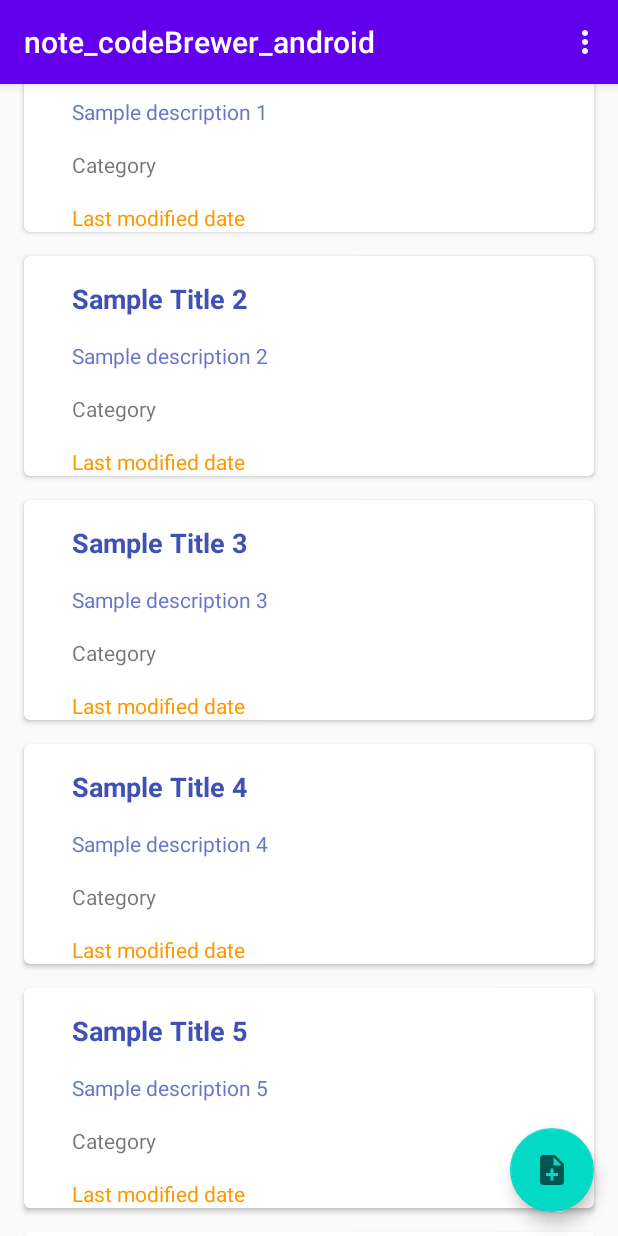
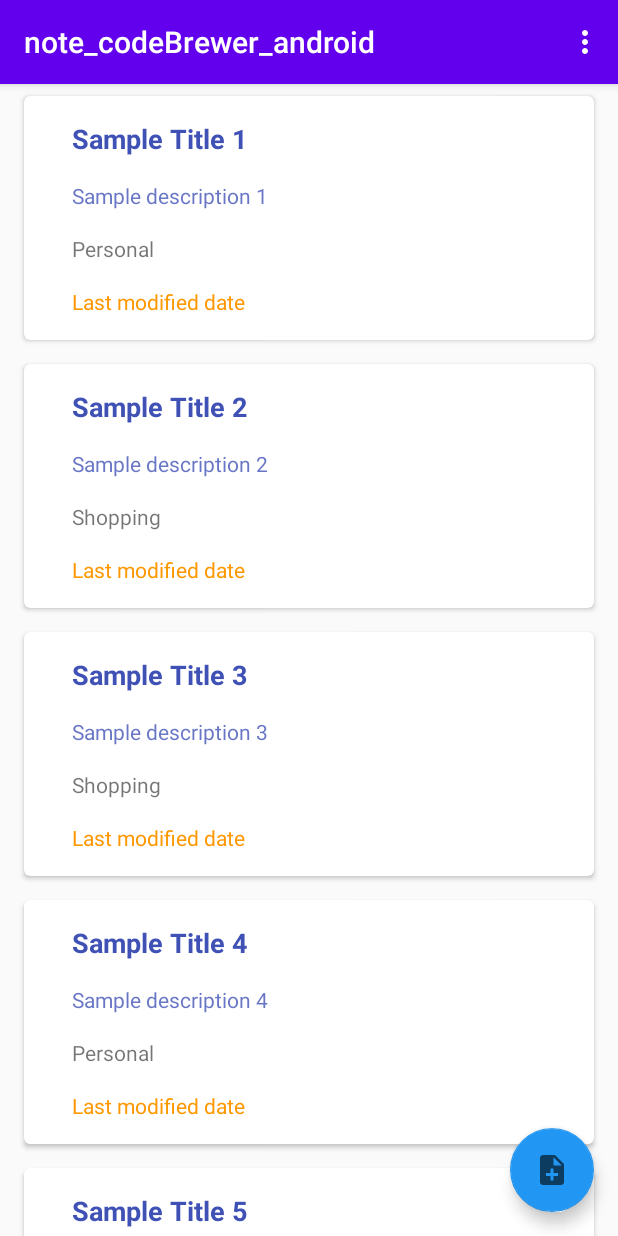
Before and after one commit to nency-shobhashana/note_codeBrewer_android, an Android app: the screen it shows after launch (MainActivity), on a phone screen of 412 x 824 dp. Run offline under Robolectric (Android 15) with nearby library versions, the phone set to English and light mode, and no system bars.

Commit message:
Solved design issue of dashboard

```diff
--- a/app/src/main/java/com/nency/note/dashboard/NoteAdapter.java
+++ b/app/src/main/java/com/nency/note/dashboard/NoteAdapter.java
@@ -52,7 +52,7 @@ public class NoteAdapter extends RecyclerView.Adapter<NoteAdapter.NoteViewHolder
         holder.itemView.setTag(notes.get(position));
         holder.title.setText(notes.get(position).getTitle());
         holder.description.setText(notes.get(position).getDescription());
-//        holder.category.setText(notes.get(position).getCategory());
+        holder.category.setText(notes.get(position).getCategory().getName());
 //        holder.image.setImageResource(notes.get(position).getImages());
     }
 
--- a/app/src/main/res/layout/activity_main.xml
+++ b/app/src/main/res/layout/activity_main.xml
@@ -24,7 +24,7 @@
         android:id="@+id/list"
         android:layout_width="match_parent"
         android:layout_height="match_parent"
-        />
+        app:layout_behavior="@string/appbar_scrolling_view_behavior"/>
 
     <com.google.android.material.floatingactionbutton.FloatingActionButton
         android:id="@+id/fabNewNote"
@@ -32,6 +32,8 @@
         android:layout_height="wrap_content"
         android:layout_gravity="bottom|end"
         android:layout_margin="@dimen/fab_margin"
+        app:backgroundTint="#2196F3"
+        app:rippleColor="#FFFFFF"
         app:srcCompat="@drawable/ic_baseline_note_add_24" />
 
 </androidx.coordinatorlayout.widget.CoordinatorLayout>
--- a/app/src/main/res/layout/item_note.xml
+++ b/app/src/main/res/layout/item_note.xml
@@ -59,8 +59,10 @@
         android:layout_height="wrap_content"
         android:layout_marginStart="16dp"
         android:layout_marginTop="16dp"
+        android:layout_marginBottom="16dp"
         android:text="Last modified date"
         android:textColor="#FF9800"
+        app:layout_constraintBottom_toBottomOf="parent"
         app:layout_constraintStart_toEndOf="@+id/image"
         app:layout_constraintTop_toBottomOf="@+id/category" />
 
```
